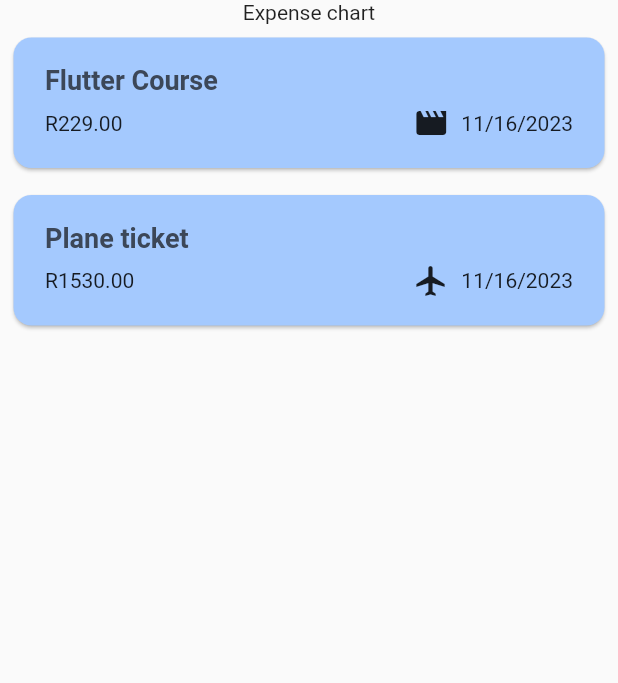
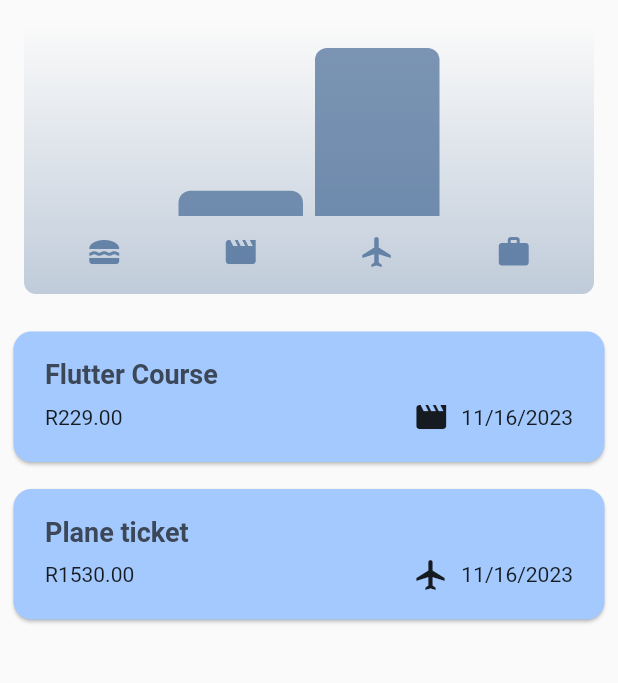
Before and after one commit to Silva3012/expense_harmony, a Flutter app: the screen it shows after launch, on a phone screen of 412 x 824 dp, the part 84-767 px from its top. Run offline on Flutter 3.47's test engine with Material 2 defaults, Android fonts, the light colour scheme and no system bars.

Commit message:
Finish up the chart

```diff
--- /dev/null
+++ b/lib/widgets/chart/chart.dart
@@ -0,0 +1,95 @@
+import 'package:flutter/material.dart';
+
+import 'package:expense_harmony/widgets/chart/chart_bar.dart';
+import 'package:expense_harmony/models/expense_model.dart';
+
+class Chart extends StatelessWidget {
+  const Chart(this.expenses, {super.key});
+
+  final List<Expense> expenses;
+
+  List<ExpenseBucket> get buckets {
+    return [
+      ExpenseBucket.forCategory(expenses, Category.food),
+      ExpenseBucket.forCategory(expenses, Category.leisure),
+      ExpenseBucket.forCategory(expenses, Category.travel),
+      ExpenseBucket.forCategory(expenses, Category.work),
+    ];
+  }
+
+  double get maxTotalExpense {
+    double maxTotalExpense = 0;
+
+    for (final bucket in buckets) {
+      if (bucket.totalExpenses > maxTotalExpense) {
+        maxTotalExpense = bucket.totalExpenses;
+      }
+    }
+
+    return maxTotalExpense;
+  }
+
+  @override
+  Widget build(BuildContext context) {
+    final isDarkMode =
+        MediaQuery.of(context).platformBrightness == Brightness.dark;
+    return Container(
+      margin: const EdgeInsets.all(16),
+      padding: const EdgeInsets.symmetric(
+        vertical: 16,
+        horizontal: 8,
+      ),
+      width: double.infinity,
+      height: 180,
+      decoration: BoxDecoration(
+        borderRadius: BorderRadius.circular(8),
+        gradient: LinearGradient(
+          colors: [
+            Theme.of(context).colorScheme.primary.withOpacity(0.3),
+            Theme.of(context).colorScheme.primary.withOpacity(0.0)
+          ],
+          begin: Alignment.bottomCenter,
+          end: Alignment.topCenter,
+        ),
+      ),
+      child: Column(
+        children: [
+          Expanded(
+            child: Row(
+              crossAxisAlignment: CrossAxisAlignment.end,
+              children: [
+                for (final bucket in buckets) // alternative to map()
+                  ChartBar(
+                    fill: bucket.totalExpenses == 0
+                        ? 0
+                        : bucket.totalExpenses / maxTotalExpense,
+                  )
+              ],
+            ),
+          ),
+          const SizedBox(height: 12),
+          Row(
+            children: buckets
+                .map(
+                  (bucket) => Expanded(
+                    child: Padding(
+                      padding: const EdgeInsets.symmetric(horizontal: 4),
+                      child: Icon(
+                        categoryIcons[bucket.category],
+                        color: isDarkMode
+                            ? Theme.of(context).colorScheme.secondary
+                            : Theme.of(context)
+                                .colorScheme
+                                .primary
+                                .withOpacity(0.7),
+                      ),
+                    ),
+                  ),
+                )
+                .toList(),
+          )
+        ],
+      ),
+    );
+  }
+}
--- /dev/null
+++ b/lib/widgets/chart/chart_bar.dart
@@ -0,0 +1,34 @@
+import 'package:flutter/material.dart';
+
+class ChartBar extends StatelessWidget {
+  const ChartBar({
+    super.key,
+    required this.fill,
+  });
+
+  final double fill;
+
+  @override
+  Widget build(BuildContext context) {
+    final isDarkMode =
+        MediaQuery.of(context).platformBrightness == Brightness.dark;
+    return Expanded(
+      child: Padding(
+        padding: const EdgeInsets.symmetric(horizontal: 4),
+        child: FractionallySizedBox(
+          heightFactor: fill,
+          child: DecoratedBox(
+            decoration: BoxDecoration(
+              shape: BoxShape.rectangle,
+              borderRadius:
+                  const BorderRadius.vertical(top: Radius.circular(8)),
+              color: isDarkMode
+                  ? Theme.of(context).colorScheme.secondary
+                  : Theme.of(context).colorScheme.primary.withOpacity(0.65),
+            ),
+          ),
+        ),
+      ),
+    );
+  }
+}
--- a/lib/widgets/expenses.dart
+++ b/lib/widgets/expenses.dart
@@ -1,4 +1,5 @@
 import 'package:expense_harmony/widgets/add_new_expense.dart';
+import 'package:expense_harmony/widgets/chart/chart.dart';
 import 'package:flutter/material.dart';
 import 'package:expense_harmony/widgets/expenses_list/expenses_list.dart';
 import 'package:expense_harmony/models/expense_model.dart';
@@ -85,7 +86,7 @@
       ),
       body: Column(
         children: [
-          const Text("Expense chart"),
+          Chart(_documentedExpenses),
           Expanded(
             child: homeScreen,
           ),
```
